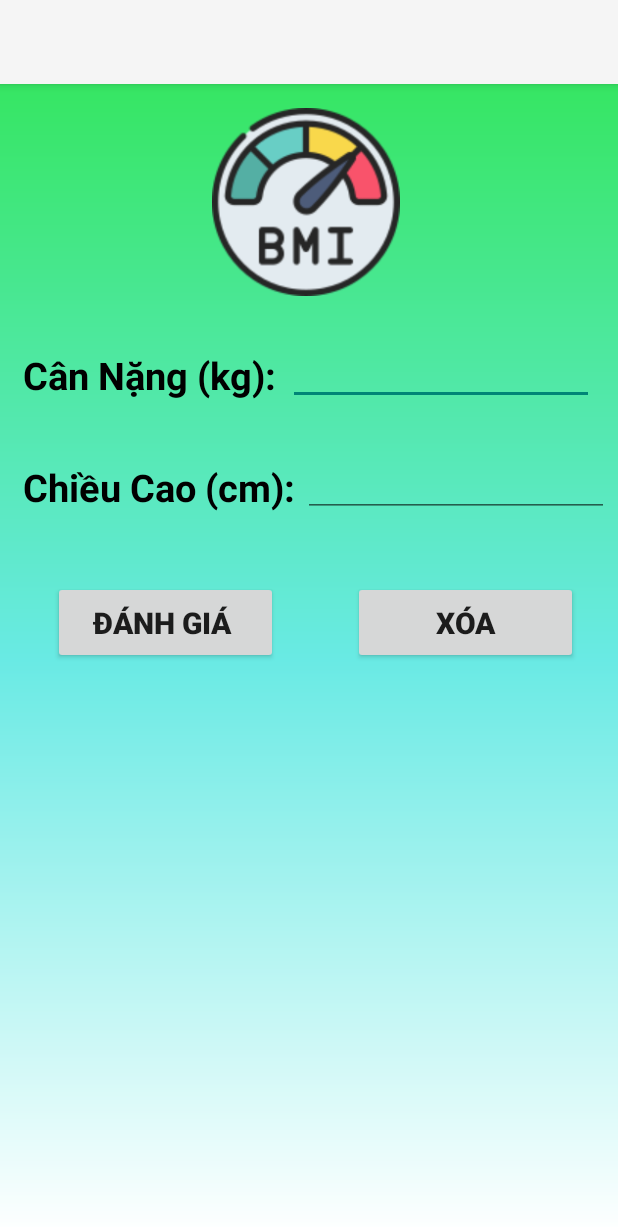
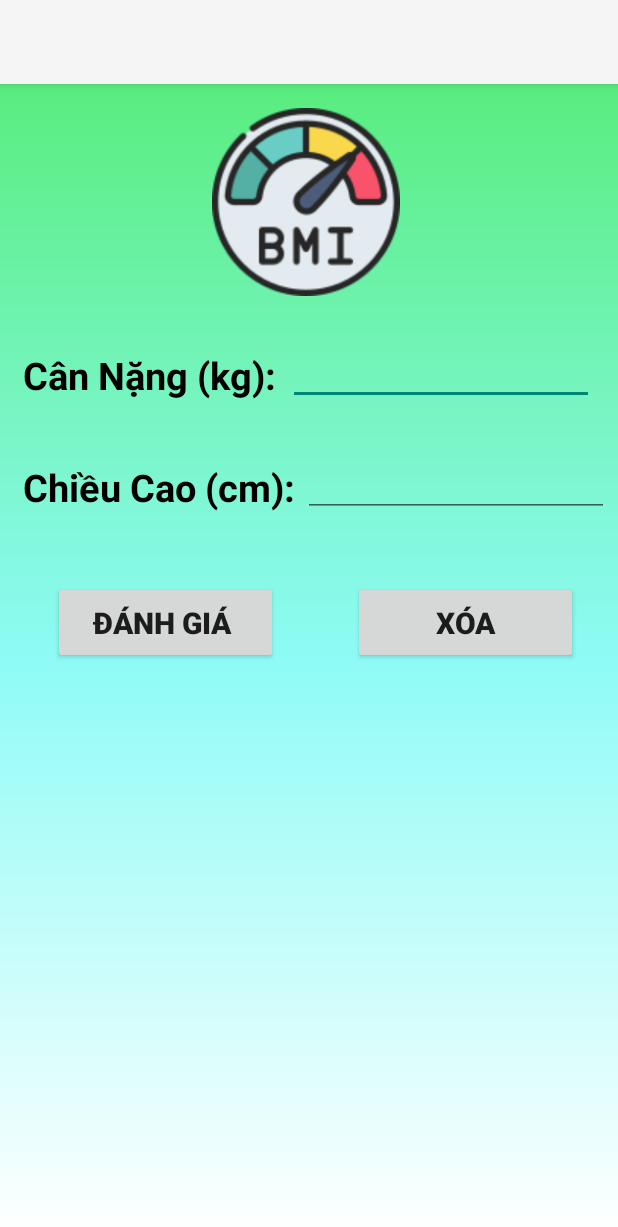
Before and after one commit to DoPhuongLoan/63132227-AndroidProgramming, an Android app: the screen it shows after launch (MainActivity), on a phone screen of 412 x 824 dp. Shown: the top 1227 px of the screen. Run offline under Robolectric (Android 15) with nearby library versions, the phone set to English and light mode, and no system bars.

Commit message:
update Câu 2

```diff
--- a/Cau2_AppBMI/app/src/main/res/drawable/nen_chuyen_tiep.xml
+++ b/Cau2_AppBMI/app/src/main/res/drawable/nen_chuyen_tiep.xml
@@ -2,9 +2,8 @@
 <shape xmlns:android="http://schemas.android.com/apk/res/android">
     <gradient
         android:angle="90"
-        android:centerColor="#69EAE4"
+        android:centerColor="#8EFBF6"
         android:startColor="#FFFFFF"
-        android:endColor="#36E663"
-        android:type="linear"/>
+        android:endColor="#59ED7F" />
 
 </shape>
--- a/Cau2_AppBMI/app/src/main/res/layout/activity_main.xml
+++ b/Cau2_AppBMI/app/src/main/res/layout/activity_main.xml
@@ -87,13 +87,13 @@
         android:id="@+id/txtkq"
         android:layout_width="wrap_content"
         android:layout_height="wrap_content"
-        android:layout_marginStart="185dp"
-        android:layout_marginTop="30dp"
-        android:layout_marginEnd="226dp"
+        android:layout_marginStart="200dp"
+        android:layout_marginTop="36dp"
+        android:layout_marginEnd="211dp"
         android:enabled="false"
-        android:textSize="25dp"
+        android:textColor="@color/black"
+        android:textSize="30dp"
         android:textStyle="bold"
-        android:textColor="@color/black"
         app:layout_constraintEnd_toEndOf="parent"
         app:layout_constraintStart_toStartOf="parent"
         app:layout_constraintTop_toBottomOf="@+id/btnkq" />
@@ -102,8 +102,10 @@
         android:id="@+id/image"
         android:layout_width="200dp"
         android:layout_height="203dp"
-        android:layout_marginStart="105dp"
-        android:layout_marginTop="15dp"
+        android:layout_marginStart="104dp"
+        android:layout_marginTop="16dp"
+        android:layout_marginBottom="17dp"
+        app:layout_constraintBottom_toBottomOf="parent"
         app:layout_constraintStart_toStartOf="parent"
         app:layout_constraintTop_toBottomOf="@+id/intrangthai" />
 
@@ -121,15 +123,14 @@
         android:id="@+id/intrangthai"
         android:layout_width="wrap_content"
         android:layout_height="wrap_content"
-        android:layout_marginStart="185dp"
-        android:layout_marginTop="15dp"
-        android:layout_marginEnd="226dp"
-        android:textColor="@color/black"
-        android:textSize="25dp"
+        android:layout_marginStart="200dp"
+        android:layout_marginTop="30dp"
+        android:layout_marginEnd="211dp"
+        android:enabled="false"
+        android:textSize="40dp"
         android:textStyle="bold"
         app:layout_constraintEnd_toEndOf="parent"
         app:layout_constraintStart_toStartOf="parent"
-        app:layout_constraintTop_toBottomOf="@+id/txtkq"
-        android:enabled="false"/>
+        app:layout_constraintTop_toBottomOf="@+id/txtkq" />
 
 </androidx.constraintlayout.widget.ConstraintLayout>
--- a/Cau2_AppBMI/app/src/main/res/values/colors.xml
+++ b/Cau2_AppBMI/app/src/main/res/values/colors.xml
@@ -2,4 +2,9 @@
 <resources>
     <color name="black">#FF000000</color>
     <color name="white">#FFFFFFFF</color>
+    <color name="thieu_can">#0474CD</color>
+    <color name="can_doi">#02AC09</color>
+    <color name="thua_can">#E16708</color>
+    <color name="beo_phi">#E30202</color>
+    <color name="beo_phinh">#DC12A3</color>
 </resources>
```
